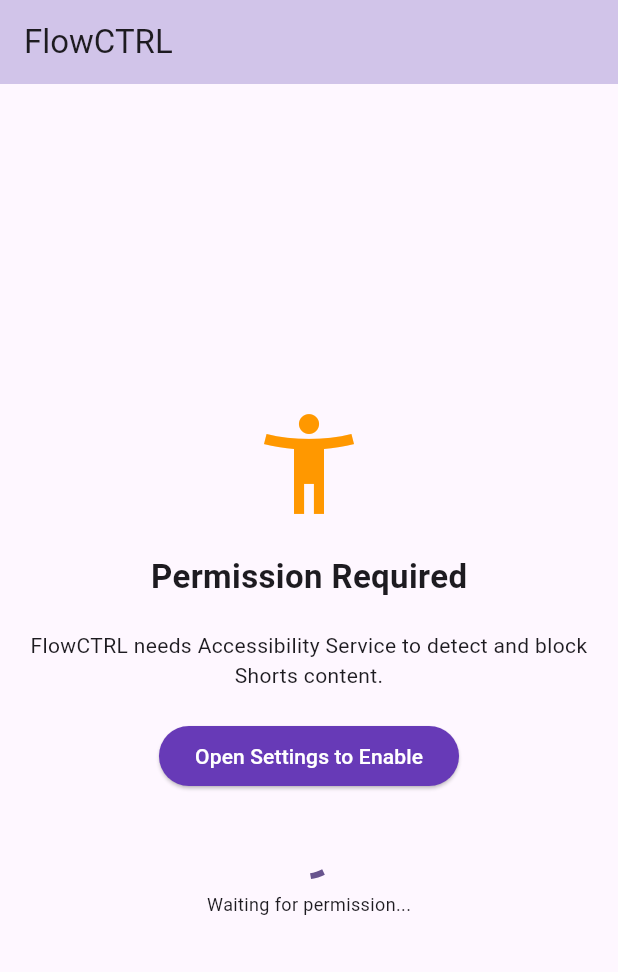
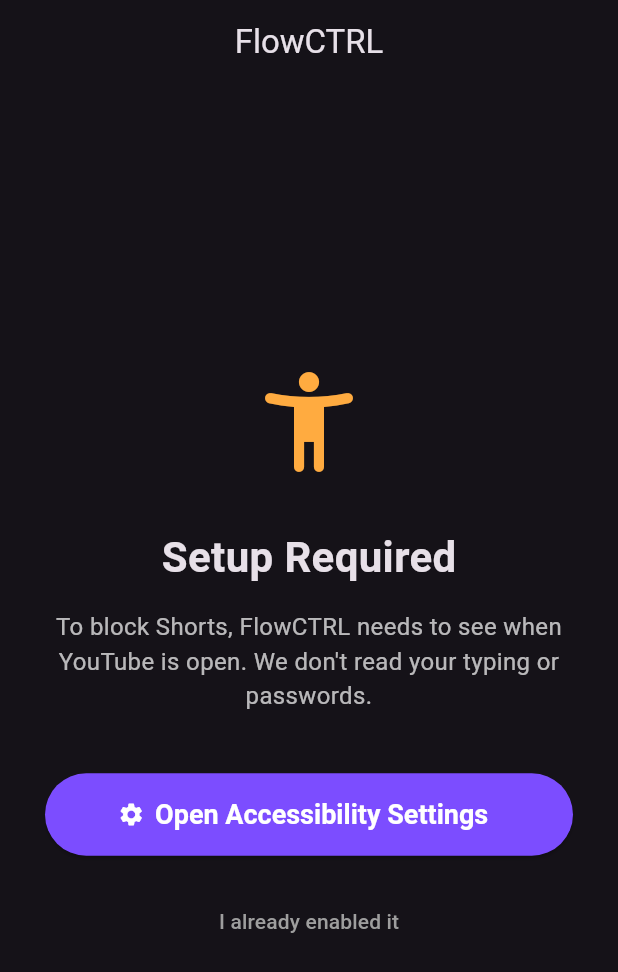
Before and after one commit to BajWarring/FlowCTRL, a Flutter app: the screen it shows after launch, on a phone screen of 412 x 824 dp. Shown: the top 972 px of the screen. Run offline on Flutter 3.47's test engine with Material 3 defaults, Android fonts, the phone set to English and light mode, and no system bars; our stand-ins replace shared_preferences; missing offline and left inert: flutter_accessibility_service.

Commit message:
Update main.dart

```diff
--- a/lib/main.dart
+++ b/lib/main.dart
@@ -1,4 +1,4 @@
-import 'dart:async'; // Import added for Timer
+import 'dart:async';
 import 'package:flutter/material.dart';
 import 'package:shared_preferences/shared_preferences.dart';
 import 'package:flutter_accessibility_service/flutter_accessibility_service.dart';
@@ -14,8 +14,12 @@ class FlowCTRLApp extends StatelessWidget {
   Widget build(BuildContext context) {
     return MaterialApp(
       title: 'FlowCTRL',
+      debugShowCheckedModeBanner: false,
       theme: ThemeData(
-        colorScheme: ColorScheme.fromSeed(seedColor: Colors.deepPurple),
+        colorScheme: ColorScheme.fromSeed(
+          seedColor: Colors.deepPurple,
+          brightness: Brightness.dark, // Dark mode looks cooler for tools
+        ),
         useMaterial3: true,
       ),
       home: const HomeScreen(),
@@ -30,38 +34,51 @@ class HomeScreen extends StatefulWidget {
   State<HomeScreen> createState() => _HomeScreenState();
 }
 
-class _HomeScreenState extends State<HomeScreen> {
+class _HomeScreenState extends State<HomeScreen> with WidgetsBindingObserver {
   bool _isServiceEnabled = false;
   bool _blockerActive = true;
-  Timer? _permissionCheckTimer;
+  Timer? _monitorTimer;
 
   @override
   void initState() {
     super.initState();
+    WidgetsBinding.instance.addObserver(this); // Listen for app resume
     _loadState();
-    // Start checking for permission every 1 second
-    _permissionCheckTimer = Timer.periodic(const Duration(seconds: 1), (timer) {
-      _checkPermissions();
-    });
+    _startMonitoring(); // Start the auto-checker
   }
 
   @override
   void dispose() {
-    _permissionCheckTimer?.cancel();
+    WidgetsBinding.instance.removeObserver(this);
+    _monitorTimer?.cancel();
     super.dispose();
+  }
+
+  // Detect when user switches back to this app from Settings
+  @override
+  void didChangeAppLifecycleState(AppLifecycleState state) {
+    if (state == AppLifecycleState.resumed) {
+      _checkPermissions();
+    }
+  }
+
+  void _startMonitoring() {
+    // Check every 1 second. This ensures if the user enables it via floating window
+    // or split screen, the UI updates instantly without restarting.
+    _monitorTimer = Timer.periodic(const Duration(seconds: 1), (timer) {
+      _checkPermissions();
+    });
   }
 
   Future<void> _checkPermissions() async {
     bool isRunning = await FlutterAccessibilityService.isAccessibilityPermissionEnabled();
 
-    // Only update UI if state changed to avoid flickering
     if (isRunning != _isServiceEnabled) {
+      if (mounted) {
         setState(() {
           _isServiceEnabled = isRunning;
         });
-
-      // If permission is granted and dialog is likely open, this rebuild will close it
-      // purely by virtue of the UI conditional below switching to the main content.
+      }
     }
   }
 
@@ -70,10 +87,14 @@ class _HomeScreenState extends State<HomeScreen> {
     setState(() {
       _blockerActive = prefs.getBool('isBlockingEnabled') ?? true;
     });
+    // Run an initial check immediately
+    _checkPermissions();
   }
 
   Future<void> _toggleBlocker(bool value) async {
     final prefs = await SharedPreferences.getInstance();
+    // Native code reads "flutter.isBlockingEnabled"
+    // Dart automatically adds the "flutter." prefix.
     await prefs.setBool('isBlockingEnabled', value);
     setState(() {
       _blockerActive = value;
@@ -85,81 +106,137 @@ class _HomeScreenState extends State<HomeScreen> {
     return Scaffold(
       appBar: AppBar(
         title: const Text('FlowCTRL'),
-        backgroundColor: Colors.deepPurple[100],
+        centerTitle: true,
+        elevation: 0,
+        backgroundColor: Colors.transparent,
       ),
-      body: Center(
-        child: _isServiceEnabled
-            ? _buildControlPanel()
-            : _buildPermissionRequest(),
+      body: _isServiceEnabled
+          ? _buildDashboard()
+          : _buildPermissionScreen(),
+    );
+  }
+
+  // 1. The Screen displayed when permissions are missing
+  Widget _buildPermissionScreen() {
+    return Center(
+      child: Padding(
+        padding: const EdgeInsets.all(30.0),
+        child: Column(
+          mainAxisAlignment: MainAxisAlignment.center,
+          children: [
+            const Icon(Icons.accessibility_new_rounded, size: 80, color: Colors.orangeAccent),
+            const SizedBox(height: 30),
+            const Text(
+              "Setup Required",
+              style: TextStyle(fontSize: 28, fontWeight: FontWeight.bold),
+            ),
+            const SizedBox(height: 15),
+            const Text(
+              "To block Shorts, FlowCTRL needs to see when YouTube is open. We don't read your typing or passwords.",
+              textAlign: TextAlign.center,
+              style: TextStyle(fontSize: 16, color: Colors.white70),
+            ),
+            const SizedBox(height: 40),
+            SizedBox(
+              width: double.infinity,
+              height: 55,
+              child: ElevatedButton.icon(
+                icon: const Icon(Icons.settings),
+                label: const Text("Open Accessibility Settings"),
+                style: ElevatedButton.styleFrom(
+                  backgroundColor: Colors.deepPurpleAccent,
+                  foregroundColor: Colors.white,
+                  textStyle: const TextStyle(fontSize: 18, fontWeight: FontWeight.bold),
+                ),
+                onPressed: () async {
+                  await FlutterAccessibilityService.requestAccessibilityPermission();
+                },
+              ),
+            ),
+            const SizedBox(height: 20),
+            TextButton(
+              onPressed: _checkPermissions,
+              child: const Text("I already enabled it", style: TextStyle(color: Colors.grey)),
+            ),
+          ],
+        ),
       ),
     );
   }
 
-  Widget _buildControlPanel() {
-    return Column(
+  // 2. The Screen displayed when everything is working (The Toggle)
+  Widget _buildDashboard() {
+    return Center(
+      child: Column(
         mainAxisAlignment: MainAxisAlignment.center,
         children: [
+          // status indicator
+          Container(
+            padding: const EdgeInsets.symmetric(horizontal: 20, vertical: 10),
+            decoration: BoxDecoration(
+              color: _blockerActive ? Colors.green.withOpacity(0.2) : Colors.red.withOpacity(0.2),
+              borderRadius: BorderRadius.circular(30),
+              border: Border.all(
+                color: _blockerActive ? Colors.green : Colors.red,
+                width: 2
+              ),
+            ),
+            child: Row(
+              mainAxisSize: MainAxisSize.min,
+              children: [
                 Icon(
-          _blockerActive ? Icons.shield : Icons.shield_outlined,
-          size: 100,
-          color: _blockerActive ? Colors.green : Colors.grey,
+                  _blockerActive ? Icons.check_circle : Icons.pause_circle,
+                  color: _blockerActive ? Colors.green : Colors.red,
                 ),
-        const SizedBox(height: 30),
+                const SizedBox(width: 10),
                 Text(
-          _blockerActive ? "Blocker Active" : "Blocker Paused",
-          style: const TextStyle(fontSize: 24, fontWeight: FontWeight.bold),
+                  _blockerActive ? "BLOCKING ACTIVE" : "PAUSED",
+                  style: TextStyle(
+                    color: _blockerActive ? Colors.green : Colors.red,
+                    fontWeight: FontWeight.bold,
+                    letterSpacing: 1.2,
                   ),
-        const SizedBox(height: 20),
-        Switch(
-          value: _blockerActive,
-          onChanged: _toggleBlocker,
-          activeColor: Colors.green,
                 ),
-        const SizedBox(height: 50),
-        const Padding(
-          padding: EdgeInsets.symmetric(horizontal: 40),
-          child: Text(
-            "Service is Running.\nOpen YouTube Shorts to test.",
-            textAlign: TextAlign.center,
-            style: TextStyle(color: Colors.grey),
+              ],
             ),
+          ),
+
+          const SizedBox(height: 60),
+
+          // Big Toggle Button
+          GestureDetector(
+            onTap: () => _toggleBlocker(!_blockerActive),
+            child: AnimatedContainer(
+              duration: const Duration(milliseconds: 300),
+              width: 200,
+              height: 200,
+              decoration: BoxDecoration(
+                shape: BoxShape.circle,
+                color: _blockerActive ? Colors.deepPurpleAccent : Colors.grey[800],
+                boxShadow: [
+                  BoxShadow(
+                    color: _blockerActive ? Colors.deepPurpleAccent.withOpacity(0.5) : Colors.transparent,
+                    blurRadius: 30,
+                    spreadRadius: 5,
                   )
                 ],
-    );
-  }
-
-  Widget _buildPermissionRequest() {
-    return Column(
-      mainAxisAlignment: MainAxisAlignment.center,
-      children: [
-        const Icon(Icons.accessibility_new, size: 80, color: Colors.orange),
-        const SizedBox(height: 20),
-        const Text(
-          "Permission Required",
-          style: TextStyle(fontSize: 22, fontWeight: FontWeight.bold),
               ),
-        const Padding(
-          padding: EdgeInsets.all(20.0),
-          child: Text(
-            "FlowCTRL needs Accessibility Service to detect and block Shorts content.",
-            textAlign: TextAlign.center,
+              child: Icon(
+                Icons.power_settings_new,
+                size: 80,
+                color: Colors.white.withOpacity(0.9),
               ),
             ),
-        ElevatedButton(
-          onPressed: () async {
-            await FlutterAccessibilityService.requestAccessibilityPermission();
-          },
-          style: ElevatedButton.styleFrom(
-            backgroundColor: Colors.deepPurple,
-            foregroundColor: Colors.white,
           ),
-          child: const Text("Open Settings to Enable"),
+
+          const SizedBox(height: 60),
+
+          const Text(
+            "Tap the button to toggle",
+            style: TextStyle(color: Colors.white38),
           ),
-        const SizedBox(height: 20),
-        const CircularProgressIndicator(),
-        const SizedBox(height: 10),
-        const Text("Waiting for permission...", style: TextStyle(fontSize: 12)),
         ],
+      ),
     );
   }
 }
```
Lines whose indentation alone changed are shown as unchanged.
